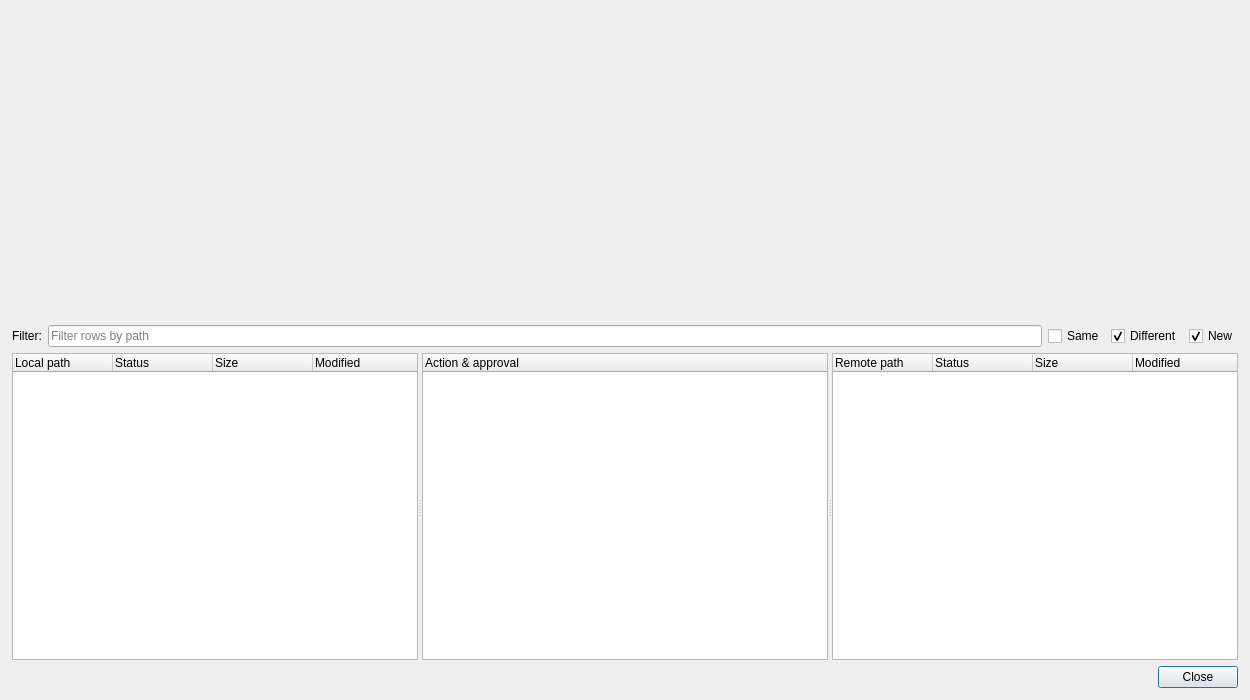
First picture: the form in src/MEGASync/sync_preview/gui/ui/SyncPreviewPairDetailDialog.ui, repository alple/MEGAsync, before the edit.
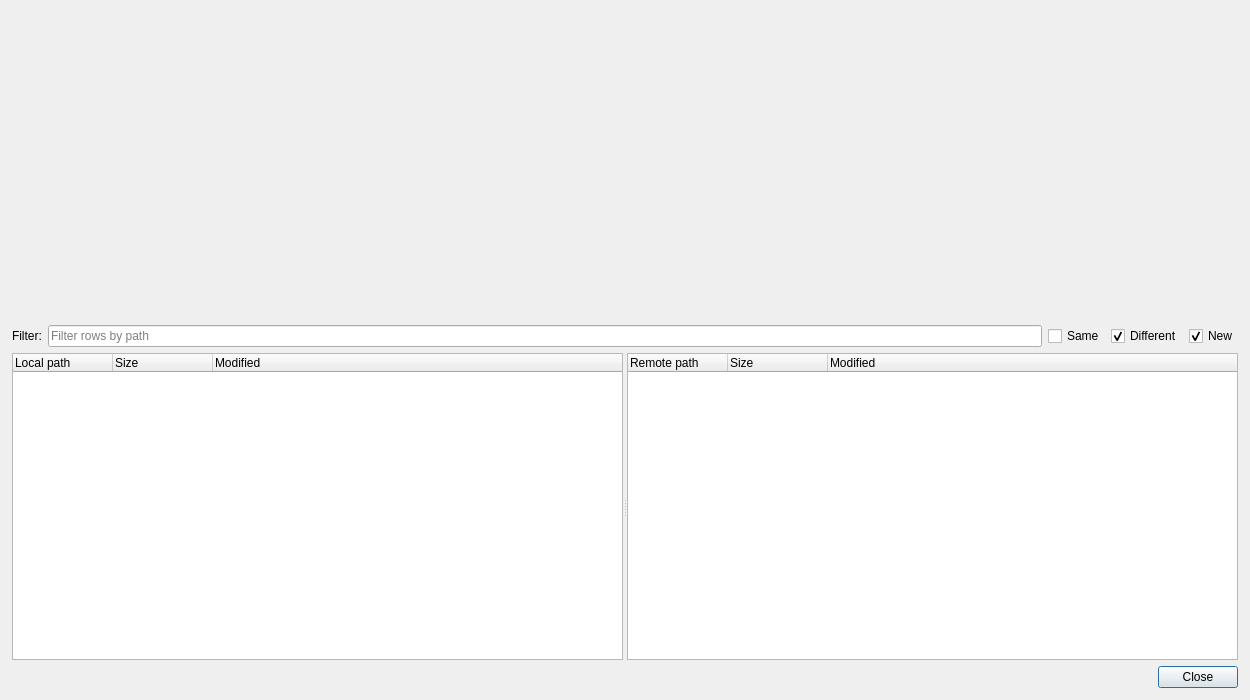
Second picture: the form after the edit.

```diff
--- a/src/MEGASync/sync_preview/gui/ui/SyncPreviewPairDetailDialog.ui
+++ b/src/MEGASync/sync_preview/gui/ui/SyncPreviewPairDetailDialog.ui
@@ -103,10 +103,10 @@
      </property>
      <widget class="QTreeWidget" name="leftTree">
       <property name="alternatingRowColors">
-       <bool>true</bool>
+       <bool>false</bool>
       </property>
       <property name="rootIsDecorated">
-       <bool>false</bool>
+       <bool>true</bool>
       </property>
       <property name="uniformRowHeights">
        <bool>true</bool>
@@ -119,11 +119,6 @@
         <string>Local path</string>
        </property>
       </column>
-      <column>
-       <property name="text">
-        <string>Status</string>
-       </property>
-      </column>
       <column>
        <property name="text">
         <string>Size</string>
@@ -135,28 +130,12 @@
        </property>
       </column>
      </widget>
-     <widget class="QTreeWidget" name="midTree">
-      <property name="rootIsDecorated">
-       <bool>false</bool>
-      </property>
-      <property name="uniformRowHeights">
-       <bool>true</bool>
-      </property>
-      <property name="selectionMode">
-       <enum>QAbstractItemView::NoSelection</enum>
-      </property>
-      <column>
-       <property name="text">
-        <string>Action &amp; approval</string>
-       </property>
-      </column>
-     </widget>
      <widget class="QTreeWidget" name="rightTree">
       <property name="alternatingRowColors">
-       <bool>true</bool>
+       <bool>false</bool>
       </property>
       <property name="rootIsDecorated">
-       <bool>false</bool>
+       <bool>true</bool>
       </property>
       <property name="uniformRowHeights">
        <bool>true</bool>
@@ -169,11 +148,6 @@
         <string>Remote path</string>
        </property>
       </column>
-      <column>
-       <property name="text">
-        <string>Status</string>
-       </property>
-      </column>
       <column>
        <property name="text">
         <string>Size</string>
```
Left out of the diff: 2 changed lines with no effect on the pictures.
